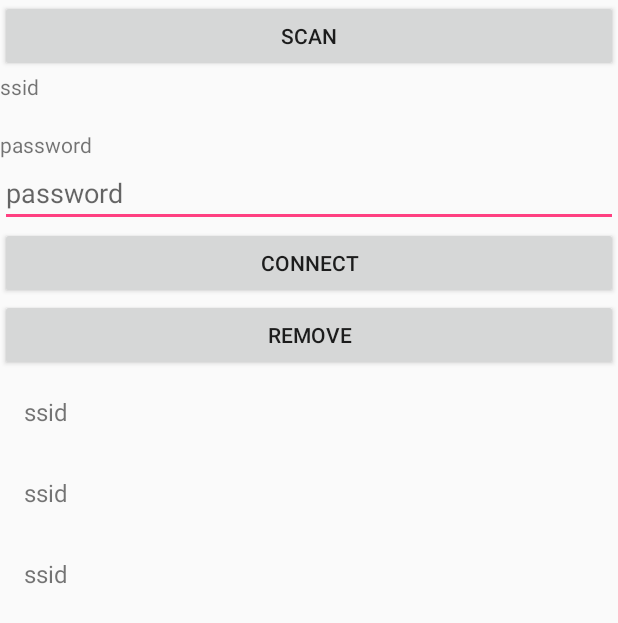
After one commit to Algorigo/AlgorigoUtils, an Android app: the layout activity_wifi.xml on its own in the app's theme, with its tools: preview values and no code run, on a phone screen of 412 x 824 dp. The commit adds this screen. Shown: the top 623 px of the screen. Run offline under Robolectric (Android 15) with nearby library versions, the phone set to English and light mode, and no system bars.

Commit message:
rx wifi manager

```diff
--- a/app/src/main/AndroidManifest.xml
+++ b/app/src/main/AndroidManifest.xml
@@ -9,7 +9,8 @@
         android:roundIcon="@mipmap/ic_launcher_round"
         android:supportsRtl="true"
         android:theme="@style/AppTheme">
-        <activity android:name=".DateTimeUtilActivity"></activity>
+        <activity android:name=".WifiActivity" />
+        <activity android:name=".DateTimeUtilActivity" />
         <activity android:name=".MainActivity">
             <intent-filter>
                 <action android:name="android.intent.action.MAIN" />
@@ -17,7 +18,7 @@
                 <category android:name="android.intent.category.LAUNCHER" />
             </intent-filter>
         </activity>
-        <activity android:name=".LoginValidationActivity"></activity>
+        <activity android:name=".LoginValidationActivity" />
     </application>
 
 </manifest>
--- a/app/src/main/java/com/algorigo/algorigoutils/MainActivity.kt
+++ b/app/src/main/java/com/algorigo/algorigoutils/MainActivity.kt
@@ -19,5 +19,9 @@ class MainActivity : AppCompatActivity() {
             val intent = Intent(this, LoginValidationActivity::class.java)
             startActivity(intent)
         }
+        wifiBtn.setOnClickListener {
+            val intent = Intent(this, WifiActivity::class.java)
+            startActivity(intent)
+        }
     }
 }
--- /dev/null
+++ b/app/src/main/res/layout/activity_wifi.xml
@@ -0,0 +1,58 @@
+<?xml version="1.0" encoding="utf-8"?>
+<LinearLayout xmlns:android="http://schemas.android.com/apk/res/android"
+    xmlns:app="http://schemas.android.com/apk/res-auto"
+    xmlns:tools="http://schemas.android.com/tools"
+    android:layout_width="match_parent"
+    android:layout_height="match_parent"
+    android:orientation="vertical"
+    tools:context=".WifiActivity">
+
+    <Button
+        android:id="@+id/scanBtn"
+        android:layout_width="match_parent"
+        android:layout_height="wrap_content"
+        android:text="Scan" />
+
+    <TextView
+        android:layout_width="wrap_content"
+        android:layout_height="wrap_content"
+        android:text="ssid" />
+
+    <TextView
+        android:id="@+id/ssidEdit"
+        android:layout_width="match_parent"
+        android:layout_height="wrap_content" />
+
+    <TextView
+        android:layout_width="wrap_content"
+        android:layout_height="wrap_content"
+        android:text="password" />
+
+    <EditText
+        android:id="@+id/passwordEdit"
+        android:layout_width="match_parent"
+        android:layout_height="wrap_content"
+        android:hint="password" />
+
+    <Button
+        android:id="@+id/connectBtn"
+        android:layout_width="match_parent"
+        android:layout_height="wrap_content"
+        android:text="Connect" />
+
+    <Button
+        android:id="@+id/removeBtn"
+        android:layout_width="match_parent"
+        android:layout_height="wrap_content"
+        android:text="Remove" />
+
+    <androidx.recyclerview.widget.RecyclerView
+        android:id="@+id/wifiList"
+        android:layout_width="match_parent"
+        android:layout_height="0px"
+        android:layout_weight="1"
+        android:orientation="vertical"
+        app:layoutManager="androidx.recyclerview.widget.LinearLayoutManager"
+        tools:listitem="@layout/item_wifi" />
+
+</LinearLayout>
--- /dev/null
+++ b/app/src/main/res/layout/item_wifi.xml
@@ -0,0 +1,15 @@
+<?xml version="1.0" encoding="utf-8"?>
+<LinearLayout xmlns:android="http://schemas.android.com/apk/res/android"
+    android:layout_width="match_parent"
+    android:layout_height="wrap_content"
+    android:orientation="vertical">
+
+    <TextView
+        android:id="@+id/wifiSsidView"
+        android:layout_width="wrap_content"
+        android:layout_height="wrap_content"
+        android:layout_margin="16dp"
+        android:text="ssid"
+        android:textSize="16sp" />
+
+</LinearLayout>
```
Also changed, not shown: algorigoutil/src/main/AndroidManifest.xml (+10 -1 lines), algorigoutil/src/main/java/com/algorigo/library/rx/RxWifiManager.kt (added, +146 -0 lines), app/build.gradle (+7 -0 lines), app/src/main/java/com/algorigo/algorigoutils/WifiActivity.kt (added, +75 -0 lines), app/src/main/java/com/algorigo/algorigoutils/WifiAdapter.kt (added, +54 -0 lines), app/src/main/res/layout/activity_main.xml (+11 -0 lines).
